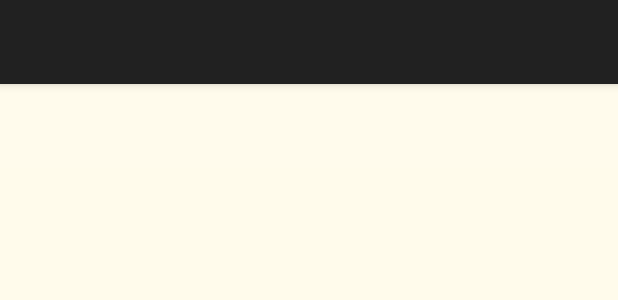
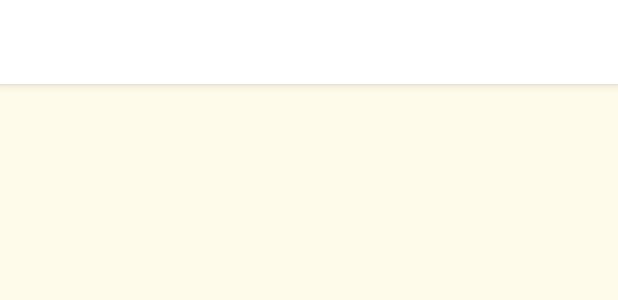
Before and after one commit to kin7274/Diabetes_needle, an Android app: the layout activity_home.xml on its own in the app's theme, with its tools: preview values and no code run, on a phone screen of 412 x 824 dp. Shown: the top 300 px of the screen. Run offline under Robolectric (Android 15) with nearby library versions, the phone set to English and light mode, and no system bars; plain views replace SpaceTabLayout; Roboto replaces fonts that are not available here.

Commit message:
added content home layout

```diff
--- a/app/src/main/res/layout/activity_home.xml
+++ b/app/src/main/res/layout/activity_home.xml
@@ -5,6 +5,7 @@
     android:id="@+id/drawer_layout"
     android:layout_width="match_parent"
     android:layout_height="match_parent"
+    android:background="@android:color/white"
     android:fitsSystemWindows="true"
     tools:context=".activity.SpaceTabLayoutActivity"
     tools:openDrawer="start">
@@ -17,10 +18,10 @@
             android:id="@+id/toolbar"
             android:layout_width="match_parent"
             android:layout_height="wrap_content"
-            android:background="@color/colorPrimary" />
+            android:background="@android:color/white" />
     </android.support.design.widget.AppBarLayout>
 
-    <include layout="@layout/content_main" />
+    <include layout="@layout/content_home" />
 
     <eu.long1.spacetablayout.SpaceTabLayout
         android:id="@+id/spaceTabLayout"
--- /dev/null
+++ b/app/src/main/res/layout/content_home.xml
@@ -0,0 +1,16 @@
+<?xml version="1.0" encoding="utf-8"?>
+<RelativeLayout xmlns:android="http://schemas.android.com/apk/res/android"
+    xmlns:app="http://schemas.android.com/apk/res-auto"
+    xmlns:tools="http://schemas.android.com/tools"
+    android:layout_width="match_parent"
+    android:layout_height="match_parent"
+    android:background="@color/background"
+    app:layout_behavior="@string/appbar_scrolling_view_behavior"
+    tools:context=".activity.HomeActivity">
+
+    <android.support.v4.view.ViewPager
+        android:id="@+id/viewPager"
+        android:layout_width="match_parent"
+        android:layout_height="match_parent"
+        android:background="@color/background" />
+</RelativeLayout>
```
